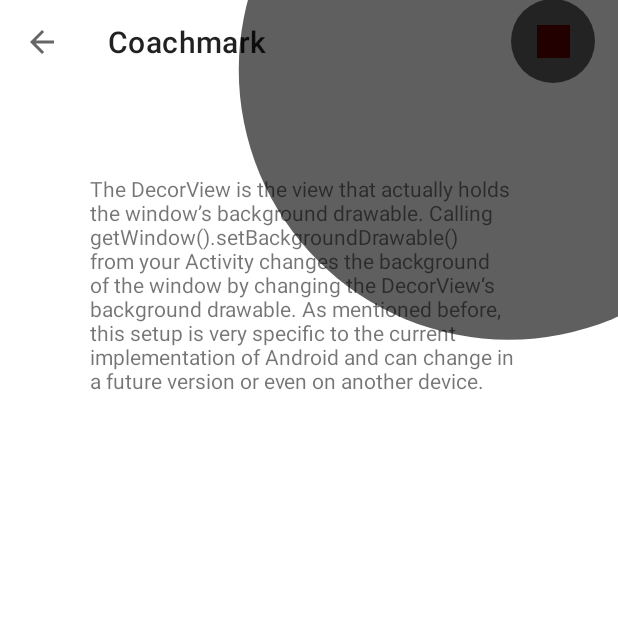
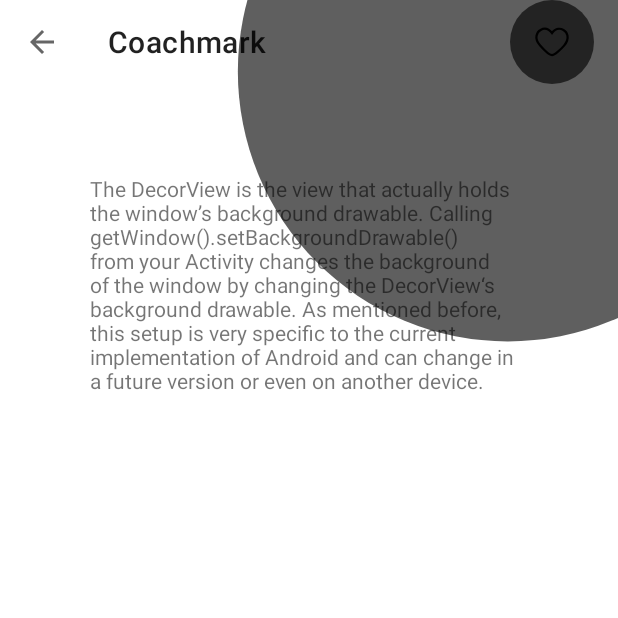
Before and after one commit to YvgenTroshchiy/Coachmark, an Android app: the screen it shows after launch (MainActivity), on a phone screen of 412 x 824 dp, the top half of it. Run offline under Robolectric (Android 15) with nearby library versions, the phone set to English and light mode, and no system bars.

Commit message:
add ic_heart.xml

```diff
--- /dev/null
+++ b/app/src/main/res/drawable/ic_heart.xml
@@ -0,0 +1,12 @@
+<vector xmlns:android="http://schemas.android.com/apk/res/android"
+    android:width="24dp"
+    android:height="24dp"
+    android:viewportWidth="24"
+    android:viewportHeight="24">
+
+    <path
+        android:pathData="M12.0001,20.795C10.315,20.795 5.8531,16.389 3.9454,14.2077C2.1083,12.0265 1.2605,9.9776 1.6844,7.7964C1.967,6.2968 2.9739,4.6111 4.387,3.9295C6.224,2.9071 9.2665,2.4865 12.0001,6.005C14.5324,2.4865 17.8193,2.9752 19.6564,3.9295C21.0695,4.6793 22.0332,6.2286 22.3159,7.7282C22.7398,9.9094 21.8884,12.2256 20.0513,14.4068C18.2143,16.588 13.6853,20.795 12.0001,20.795Z"
+        android:strokeWidth="1.5"
+        android:strokeColor="@color/black" />
+
+</vector>
--- a/app/src/main/res/layout/activity_main.xml
+++ b/app/src/main/res/layout/activity_main.xml
@@ -15,12 +15,12 @@
         app:layout_constraintTop_toTopOf="parent">
 
         <ImageView
-            android:background="@color/red"
             android:id="@+id/image"
             android:layout_gravity="end"
-            android:layout_height="22dp"
+            android:layout_height="wrap_content"
             android:layout_marginEnd="32dp"
-            android:layout_width="22dp" />
+            android:layout_width="wrap_content"
+            android:src="@drawable/ic_heart" />
 
     </androidx.appcompat.widget.Toolbar>
 
```
